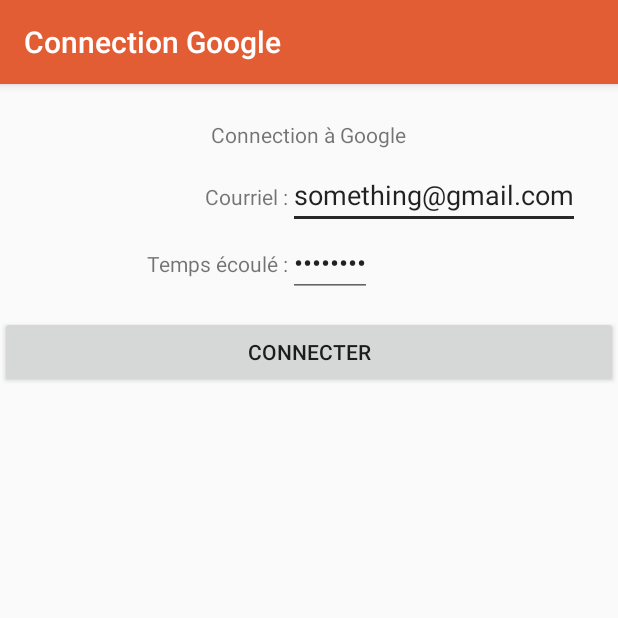
After one commit to meurett/Mobile_projet_session, an Android app: the ActivityGConnect screen opened directly, with no data from a screen before it, on a phone screen of 412 x 824 dp, the top half of it. The commit adds this screen. Run offline under Robolectric (Android 15) with nearby library versions, the phone set to English and light mode, and no system bars.

Commit message:
GUI pour google drive

```diff
--- a/app/src/main/AndroidManifest.xml
+++ b/app/src/main/AndroidManifest.xml
@@ -22,6 +22,10 @@
             android:name=".ActivityGPS"
             android:label="GPS">
         </activity>
+        <activity
+            android:name=".ActivityGConnect"
+            android:label="Connection Google">
+        </activity>
     </application>
 
 </manifest>
--- /dev/null
+++ b/app/src/main/java/ca/ulaval/ima/projet_session/ActivityGConnect.java
@@ -0,0 +1,13 @@
+package ca.ulaval.ima.projet_session;
+
+import android.support.v7.app.AppCompatActivity;
+import android.os.Bundle;
+
+public class ActivityGConnect extends AppCompatActivity {
+
+    @Override
+    protected void onCreate(Bundle savedInstanceState) {
+        super.onCreate(savedInstanceState);
+        setContentView(R.layout.activity_gconnect);
+    }
+}
--- a/app/src/main/java/ca/ulaval/ima/projet_session/FragmentGPS_Before_Start.java
+++ b/app/src/main/java/ca/ulaval/ima/projet_session/FragmentGPS_Before_Start.java
@@ -3,14 +3,12 @@
 import android.content.Intent;
 import android.os.Bundle;
 import android.support.v4.app.Fragment;
-import android.support.v4.app.FragmentTransaction;
 import android.view.LayoutInflater;
 import android.view.View;
 import android.view.ViewGroup;
 import android.widget.Button;
 
 public class FragmentGPS_Before_Start extends Fragment{
-
     @Override
     public View onCreateView(LayoutInflater inflater,
                              ViewGroup container,
--- /dev/null
+++ b/app/src/main/res/layout/activity_gconnect.xml
@@ -0,0 +1,75 @@
+<?xml version="1.0" encoding="utf-8"?>
+<RelativeLayout
+    xmlns:android="http://schemas.android.com/apk/res/android"
+    xmlns:tools="http://schemas.android.com/tools"
+    android:id="@+id/activity_gps"
+    android:layout_width="match_parent"
+    android:layout_height="wrap_content"
+    android:gravity="center"
+    tools:context="ca.ulaval.ima.projet_session.ActivityGPS">
+
+    <TextView
+        android:id="@+id/titre"
+        android:text="Connection à Google"
+        android:layout_width="wrap_content"
+        android:layout_height="wrap_content"
+        android:layout_marginTop="24dp"
+        android:layout_alignParentTop="true"
+        android:layout_centerHorizontal="true"/>
+
+    <TextView
+        android:id="@+id/labelUser"
+        android:text="Courriel :"
+        android:layout_width="wrap_content"
+        android:layout_height="wrap_content"
+        android:layout_marginTop="22dp"
+        android:layout_below="@+id/titre"
+        android:layout_toLeftOf="@+id/user"
+        android:layout_toStartOf="@+id/user"/>
+
+    <EditText
+        android:id="@+id/user"
+        android:text="something@gmail.com"
+        android:inputType="textEmailAddress"
+        android:layout_gravity="center"
+        android:layout_width="wrap_content"
+        android:layout_height="wrap_content"
+        android:layout_alignBaseline="@+id/labelUser"
+        android:layout_alignBottom="@+id/labelUser"
+        android:layout_alignParentRight="true"
+        android:layout_alignParentEnd="true"
+        android:layout_marginRight="25dp"
+        android:layout_marginEnd="25dp"/>
+
+    <TextView
+        android:id="@+id/labelPassword"
+        android:text="Temps écoulé :"
+        android:layout_width="wrap_content"
+        android:layout_height="wrap_content"
+        android:layout_below="@+id/labelUser"
+        android:layout_alignRight="@+id/labelUser"
+        android:layout_alignEnd="@+id/labelUser"
+        android:layout_marginTop="25dp"
+        />
+
+    <EditText
+        android:id="@+id/temps"
+        android:text="password"
+        android:inputType="textPassword"
+        android:layout_gravity="center"
+        android:layout_width="wrap_content"
+        android:layout_height="wrap_content"
+        android:layout_below="@+id/user"
+        android:layout_toRightOf="@+id/labelPassword"
+        android:layout_toEndOf="@+id/labelPassword"/>
+
+    <Button
+        android:id="@+id/buttonConnect"
+        android:text="Connecter"
+        android:layout_below="@+id/labelPassword"
+        android:layout_width="2500dp"
+        android:layout_height="wrap_content"
+        android:layout_marginTop="25dp"
+        />
+
+</RelativeLayout>
```
Also changed, not shown: app/src/main/java/ca/ulaval/ima/projet_session/FragmentGDrive.java (+11 -2 lines), app/src/main/res/layout/activity_gps.xml (+14 -13 lines), 190 other files.
